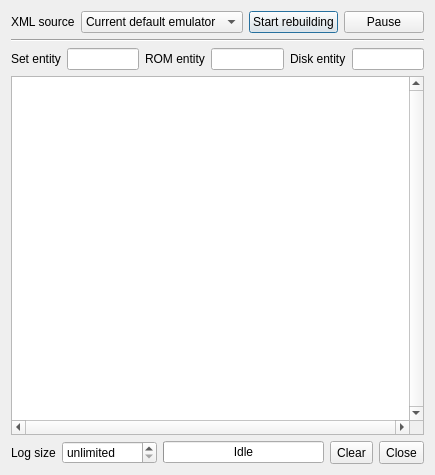
First picture: the form in collectionrebuilder.ui, repository qmc2/qmc2-mame-fe, before the edit.
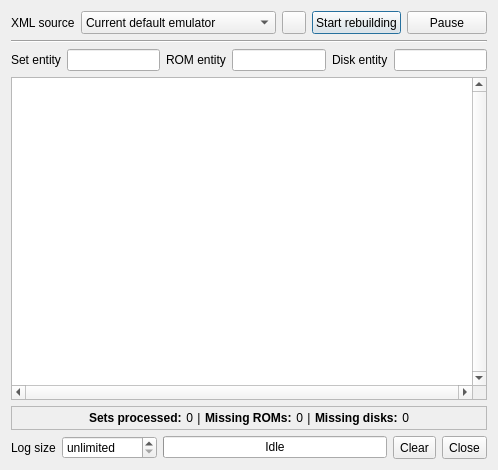
Second picture: the form after the edit. Icons and pictures are not drawn.

```diff
--- a/collectionrebuilder.ui
+++ b/collectionrebuilder.ui
@@ -6,8 +6,8 @@
    <rect>
     <x>0</x>
     <y>0</y>
-    <width>432</width>
-    <height>475</height>
+    <width>498</width>
+    <height>470</height>
    </rect>
   </property>
   <property name="windowTitle">
@@ -130,7 +130,7 @@
      </property>
     </widget>
    </item>
-   <item row="3" column="0" colspan="3">
+   <item row="4" column="0" colspan="3">
     <layout class="QHBoxLayout" name="horizontalLayout">
      <item>
       <widget class="QLabel" name="labelMaxLogSize">
@@ -213,6 +213,23 @@
    </item>
    <item row="0" column="2">
     <layout class="QHBoxLayout" name="horizontalLayout_2">
+     <item>
+      <widget class="QToolButton" name="toolButtonRemoveXmlSource">
+       <property name="sizePolicy">
+        <sizepolicy hsizetype="Fixed" vsizetype="Minimum">
+         <horstretch>0</horstretch>
+         <verstretch>0</verstretch>
+        </sizepolicy>
+       </property>
+       <property name="toolTip">
+        <string>Remove the current XML source from the list</string>
+       </property>
+       <property name="icon">
+        <iconset resource="qmc2.qrc">
+         <normaloff>:/data/img/broom.png</normaloff>:/data/img/broom.png</iconset>
+       </property>
+      </widget>
+     </item>
      <item>
       <widget class="QPushButton" name="pushButtonStartStop">
        <property name="sizePolicy">
@@ -255,6 +272,37 @@
      </item>
     </layout>
    </item>
+   <item row="3" column="0" colspan="3">
+    <widget class="QFrame" name="frameRebuildStatus">
+     <property name="frameShape">
+      <enum>QFrame::StyledPanel</enum>
+     </property>
+     <property name="frameShadow">
+      <enum>QFrame::Sunken</enum>
+     </property>
+     <layout class="QGridLayout" name="gridLayoutFrameRebuildStatus">
+      <property name="margin">
+       <number>0</number>
+      </property>
+      <item row="0" column="0">
+       <widget class="QLabel" name="labelRebuildStatus">
+        <property name="toolTip">
+         <string>Rebuild statistics</string>
+        </property>
+        <property name="text">
+         <string notr="true">&lt;center&gt;&lt;table border=&quot;0&quot; cellpadding=&quot;0&quot; cellspacing=&quot;4&quot;&gt;&lt;tr&gt;
+&lt;td nowrap width=&quot;16.5%&quot; align=&quot;left&quot;&gt;&lt;b&gt;Sets processed:&lt;/b&gt;&lt;/td&gt;&lt;td nowrap width=&quot;16.5%&quot; align=&quot;right&quot;&gt;0&lt;/td&gt;
+&lt;td nowrap align=&quot;center&quot;&gt;|&lt;/td&gt;
+&lt;td nowrap width=&quot;16.5%&quot; align=&quot;left&quot;&gt;&lt;b&gt;Missing ROMs:&lt;/b&gt;&lt;/td&gt;&lt;td nowrap width=&quot;16.5%&quot; align=&quot;right&quot;&gt;0&lt;/td&gt;
+&lt;td nowrap align=&quot;center&quot;&gt;|&lt;/td&gt;
+&lt;td nowrap width=&quot;16.5%&quot; align=&quot;left&quot;&gt;&lt;b&gt;Missing disks:&lt;/b&gt;&lt;/td&gt;&lt;td nowrap width=&quot;16.5%&quot; align=&quot;right&quot;&gt;0&lt;/td&gt;
+&lt;/tr&gt;&lt;/table&gt;&lt;/center&gt;</string>
+        </property>
+       </widget>
+      </item>
+     </layout>
+    </widget>
+   </item>
   </layout>
  </widget>
  <tabstops>
```
Left out of the diff: 1 changed line with no effect on the pictures.
